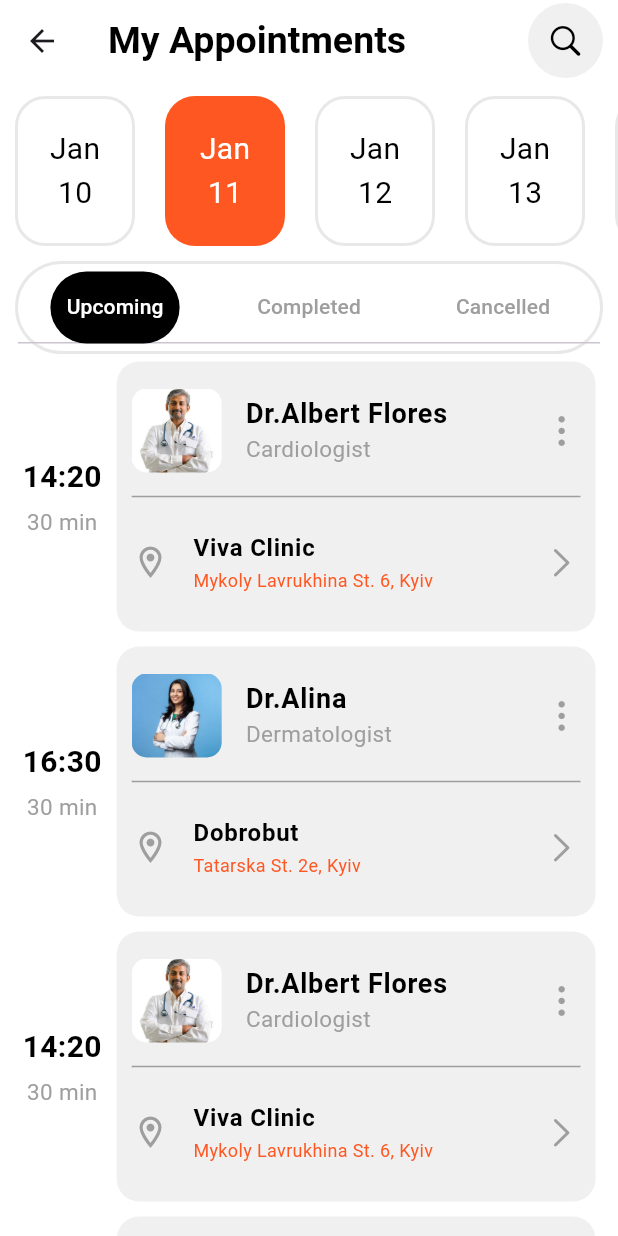
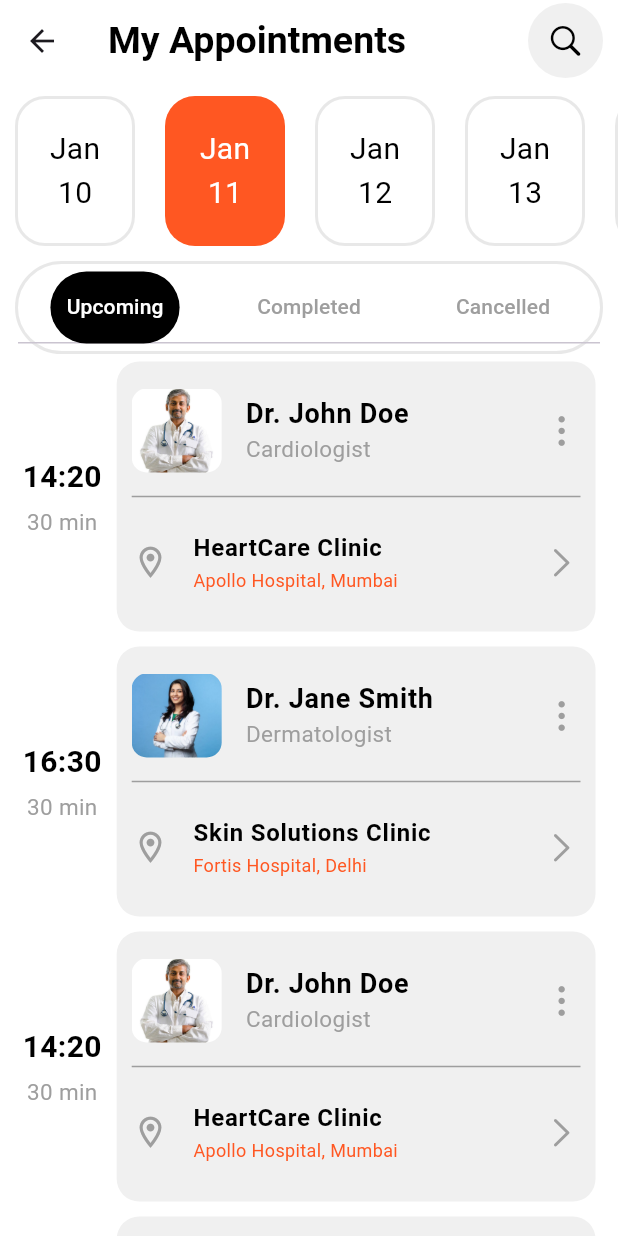
Before and after one commit to Zaidusyy/Flutter-Practice-Projects, a Flutter app: the Appointments screen opened directly, on a phone screen of 412 x 824 dp. Run offline on Flutter 3.47's test engine with Material 3 defaults, Android fonts, the phone set to English and light mode, and no system bars; our stand-ins replace google_fonts; missing offline and left inert: arcore_flutter_plugin.

Commit message:
details done with the hero animation in appointment screen

```diff
--- a/day2/lib/appointments.dart
+++ b/day2/lib/appointments.dart
@@ -1,5 +1,8 @@
+import 'package:day2/Details.dart';
 import 'package:flutter/cupertino.dart';
 import 'package:flutter/material.dart';
+
+import 'generated/assets.dart';
 
 class Appointments extends StatefulWidget {
   const Appointments({super.key});
@@ -180,28 +183,31 @@ class _AppointmentsState extends State<Appointments> {
                 child: Column(
                   children: [
                     ListTile(
+                      splashColor: Colors.transparent,
+                      onTap: (){
+                        Navigator.push(context, MaterialPageRoute(builder: (context)=>Details(tag:index)));
+                      },
                       contentPadding: EdgeInsets.zero,
-                      leading: ClipRRect(
+                      leading: Hero(
+                        tag: index,
+                        child: ClipRRect(
                             borderRadius: BorderRadius.circular(10),
                             child: Image.asset(
-                            'assets/images/Doctor${index % 2 + 1}.jpg',
+                              Assets.instance.doctors[index%2]['imageUrl'],
                               width: 60,
                               height: 60,
                               fit: BoxFit.cover,
                             )),
+                      ),
                       title: Text(
-                        (index % 2 == 0)
-                            ? 'Dr.Albert Flores'
-                            : 'Dr.Alina',
+                        Assets.instance.doctors[index%2]['name'],
                         style: TextStyle(
                             color: Colors.black,
                             fontWeight: FontWeight.bold,
                             fontSize: 18),
                       ),
                       subtitle: Text(
-                        (index % 2 == 0)
-                            ? 'Cardiologist'
-                            : 'Dermatologist',
+                        Assets.instance.doctors[index%2]['specialty'],
                         style: TextStyle(
                             color: Colors.grey, fontSize: 15),
                       ),
@@ -223,18 +229,14 @@ class _AppointmentsState extends State<Appointments> {
                         size: 25,
                       ),
                       title: Text(
-                        (index % 2 == 0)
-                            ? 'Viva Clinic'
-                            : 'Dobrobut',
+                        Assets.instance.doctors[index%2]['clinicName'],
                         style: TextStyle(
                             color: Colors.black,
                             fontWeight: FontWeight.bold,
                             fontSize: 16),
                       ),
                       subtitle: Text(
-                        (index % 2 == 0)
-                            ? 'Mykoly Lavrukhina St. 6, Kyiv'
-                            : 'Tatarska St. 2e, Kyiv',
+                        Assets.instance.doctors[index%2]['location'],
                         style: TextStyle(
                             color: Colors.deepOrange, fontSize: 12),
                       ),
--- a/day2/lib/main.dart
+++ b/day2/lib/main.dart
@@ -14,8 +14,7 @@ class MyApp extends StatelessWidget {
     return MaterialApp(
       color: Colors.transparent,
       debugShowCheckedModeBanner: false,
-     // home: Homescreen(),
-      home: Details(),
+      home: Homescreen(),
     );
   }
 }
```
Also changed, not shown: day2/lib/Details.dart (+23 -13 lines), day2/lib/home.dart (+22 -16 lines), day2/assets/images/person1.jpg (added), day2/assets/images/person2.jpg (added), day2/lib/generated/assets.dart. Lines whose indentation alone changed are shown as unchanged.
